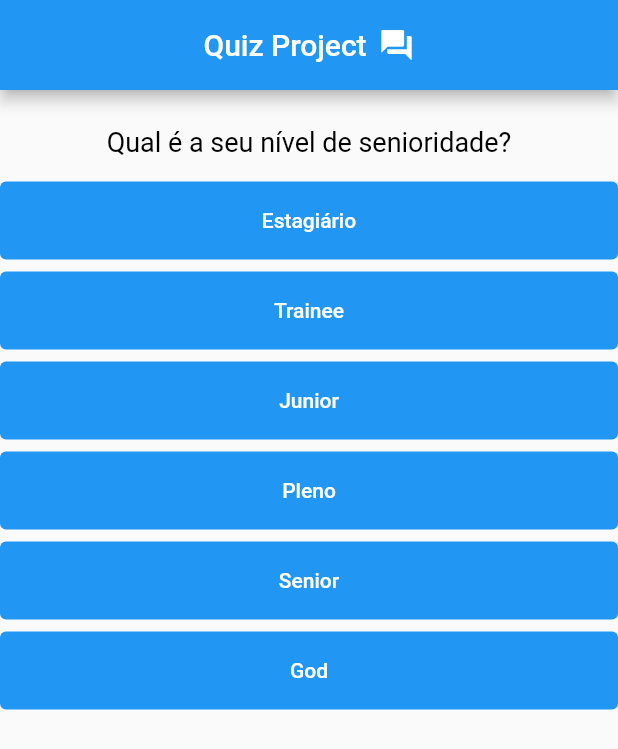
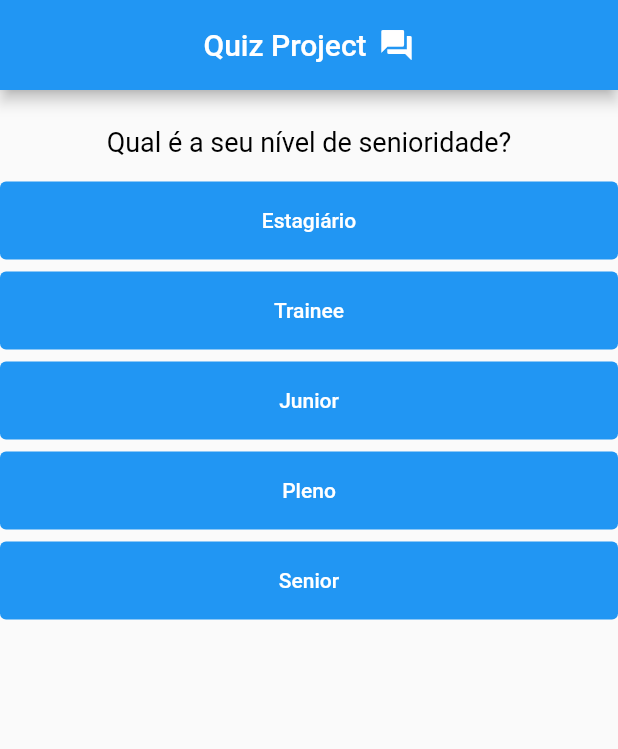
Before and after one commit to Luke0195/qtz-app, a Flutter app: the screen it shows after launch, after a tap on "PHP", on a phone screen of 412 x 824 dp. Shown: the top 749 px of the screen. Run offline on Flutter 3.47's test engine with Material 2 defaults, Android fonts, the phone set to English and light mode, and no system bars.

Commit message:
finish app

```diff
--- a/lib/components/answer/answer.dart
+++ b/lib/components/answer/answer.dart
@@ -2,9 +2,14 @@ import 'package:flutter/material.dart';
 
 class Answer extends StatelessWidget {
   final String text;
-  final void Function() onPress;
+  final int value;
+  final void Function(int value) onPress;
 
-  const Answer({required this.text, required this.onPress, super.key});
+  const Answer(
+      {required this.text,
+      required this.value,
+      required this.onPress,
+      super.key});
 
   @override
   Widget build(BuildContext context) {
@@ -13,7 +18,7 @@ class Answer extends StatelessWidget {
         child: Padding(
             padding: const EdgeInsets.only(top: 8),
             child: TextButton(
-              onPressed: () => onPress(),
+              onPressed: () => onPress(value),
               style: TextButton.styleFrom(
                   fixedSize: const Size(220, 52),
                   disabledBackgroundColor: Colors.grey,
--- a/lib/components/result/result.dart
+++ b/lib/components/result/result.dart
@@ -2,8 +2,9 @@ import 'package:flutter/material.dart';
 
 class Result extends StatelessWidget {
   final void Function() onPress;
+  final int score;
 
-  const Result({super.key, required this.onPress});
+  const Result({super.key, required this.onPress, required this.score});
 
   @override
   Widget build(BuildContext context) {
@@ -13,10 +14,17 @@ class Result extends StatelessWidget {
             mainAxisAlignment: MainAxisAlignment.center,
             children: [
           const Text(
-            'Parabéns!',
+            'Parabéns',
             style: TextStyle(fontSize: 20, fontWeight: FontWeight.w400),
           ),
           const Icon(Icons.celebration),
+          Padding(
+              padding: const EdgeInsets.only(top: 8),
+              child: Text('Sua pontuação foi $score pts!',
+                  style: const TextStyle(
+                      fontSize: 16,
+                      color: Colors.black54,
+                      fontWeight: FontWeight.bold))),
           Column(
             children: [
               Padding(
--- a/lib/main.dart
+++ b/lib/main.dart
@@ -10,64 +10,100 @@ main() {
 }
 
 class _AppState extends State<App> {
+  final List<Map<String, Object>> _questions = const [
+    {
+      'text': 'Qual é a sua linguagem favorita?',
+      'resposta': [
+        {'text': 'PHP', 'value': 10},
+        {'text': 'Java', 'value': 11},
+        {'text': 'C#', 'value': 12},
+        {'text': "Javascript", 'value': 13},
+        {'text': 'GO', 'value': 14},
+        {'text': 'Ruby', 'value': 15}
+      ]
+    },
+    {
+      'text': 'Qual é a seu nível de senioridade?',
+      'resposta': [
+        {'text': 'Estagiário', 'value': 1},
+        {'text': 'Trainee', 'value': 2},
+        {'text': 'Junior', 'value': 3},
+        {'text': 'Pleno', 'value': 4},
+        {'text': 'Senior', 'value': 5}
+      ]
+    },
+    {
+      'text': 'Qual desses frameworks você já usou?',
+      'resposta': [
+        {'text': 'Laravel', 'value': 1},
+        {'text': 'Angular', 'value': 2},
+        {'text': 'Vue', 'value': 3},
+        {'text': 'Spring', 'value': 4},
+        {'text': 'Django', 'value': 5},
+        {'text': '.NET', 'value': 6},
+      ]
+    },
+    {
+      'text': 'Em quais dessas áreas você deseja se especializar?',
+      'resposta': [
+        {'text': 'Front-end', 'value': 1},
+        {'text': 'Back-end', 'value': 2},
+        {'text': 'Mobile', 'value': 3},
+        {'text': 'FullStack', 'value': 4},
+        {'text': 'Devops', 'value': 5},
+        {'text': 'Engenharia de Dados', 'value': 6}
+      ]
+    }
+  ];
+
+  List<String> getQuestions(List<Map<String, Object>> result) {
+    List<String> questionsData = [];
+    for (var item in result) {
+      questionsData.add(item['text'] as String);
+    }
+    return questionsData;
+  }
+
+  List<Widget> parsedMapQuestionsToListWidget(List<Map<String, Object>> data) {
+    // fazemos a conversão dos widgets e jogamo na nossa árvore de elementos.
+    List<Map<String, Object>> result =
+        data[_selectedQuestions]['resposta'] as List<Map<String, Object>>;
+
+    var parsedData = result.map((element) {
+      return Answer(
+          text: element['text'] as String,
+          onPress: (int value) => _answer(element['value'] as int),
+          value: element['value'] as int);
+    });
+    return parsedData.toList();
+  }
+
   int _selectedQuestions = 0;
+  int score = 0;
 
   int get getSelectedQuestion {
     return _selectedQuestions;
   }
 
   // O object também pode representar uma lista, com const as coisas serão otimizadas.
-  final List<Map<String, Object>> _questions = const [
-    {
-      'text': 'Qual é a sua linguagem favorita?',
-      'resposta': ['PHP', 'Java', 'C#', "Javascript", 'GO', 'Ruby']
-    },
-    {
-      'text': 'Qual é a seu nível de senioridade?',
-      'resposta': ['Estagiário', 'Trainee', 'Junior', 'Pleno', 'Senior', 'God']
-    },
-    {
-      'text': 'Qual desses frameworks você já usou?',
-      'resposta': ['Laravel', 'Angular', 'Vue', 'Spring', 'Django', '.NET']
-    },
-    {
-      'text': 'Em quais dessas áreas você deseja se especializar?',
-      'resposta': [
-        'Front-end',
-        'Backend',
-        'Mobile',
-        'Fullstack',
-        'DevOps',
-        'Engenharia de Dados'
-      ]
-    }
-  ];
 
   bool get hasSelectedQuestions {
     return _selectedQuestions < _questions.length;
   }
 
-  void _answer() {
+  void _answer(int value) {
+    score += value;
     setState(() {
       _selectedQuestions++;
     });
+    print(score);
   }
 
   void _restart() {
     setState(() {
-      _selectedQuestions = _questions.length + 1;
+      _selectedQuestions = 0;
+      score = 0;
     });
-  }
-
-  List<Widget> parsedMapQuestionsToListWidget(List<Map<String, Object>> data) {
-    // fazemos a conversão dos widgets e jogamo na nossa árvore de elementos.
-    List<String> dataQuestions =
-        data[_selectedQuestions]['resposta'] as List<String>;
-    return hasSelectedQuestions
-        ? dataQuestions.map((element) {
-            return Answer(text: element, onPress: () => _answer());
-          }).toList()
-        : [];
   }
 
   @override
@@ -92,7 +128,10 @@ class _AppState extends State<App> {
                     questionText:
                         _questions[_selectedQuestions]['text'].toString(),
                     result: parsedMapQuestionsToListWidget(_questions))
-                : Result(onPress: () => _restart())));
+                : Result(
+                    onPress: () => _restart(),
+                    score: score,
+                  )));
   }
 }
 
```
